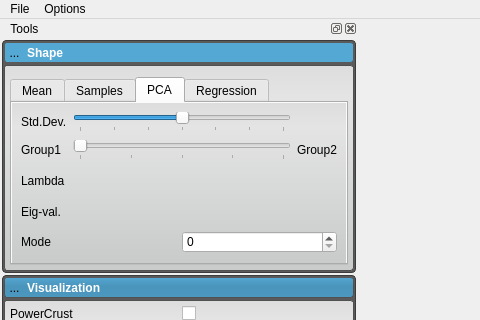
Qt form code/ShapeWorksView2/ShapeWorksView2.ui (SCIInstitute/ShapeWorks) before a commit; both pictures show x 0 to 480 and y 0 to 320 of the 971 by 674 pixel window.
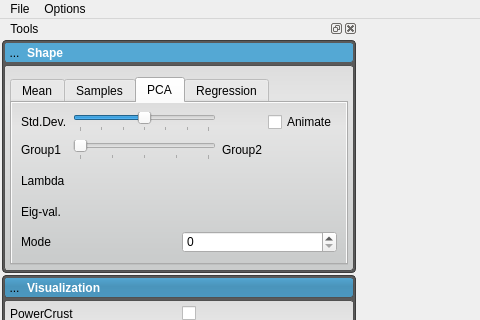
The same form after that commit. The open tabs and pages were chosen to show the change. Icons and pictures are not drawn. Custom widgets are drawn as their Qt base class.

Commit message: Added PCA slider animation.

```diff
--- a/code/ShapeWorksView2/ShapeWorksView2.ui
+++ b/code/ShapeWorksView2/ShapeWorksView2.ui
@@ -603,7 +603,7 @@
                   <widget class="QLabel" name="pcaValueLabel">
                    <property name="minimumSize">
                     <size>
-                     <width>0</width>
+                     <width>35</width>
                      <height>0</height>
                     </size>
                    </property>
@@ -651,6 +651,13 @@
                    </property>
                   </widget>
                  </item>
+                 <item row="0" column="3">
+                  <widget class="QCheckBox" name="pcaAnimateCheckBox">
+                   <property name="text">
+                    <string>Animate</string>
+                   </property>
+                  </widget>
+                 </item>
                 </layout>
                </item>
                <item>
```
Left out of the diff: 2 changed lines with no effect on the pictures. The commit also changes 2 other files.
